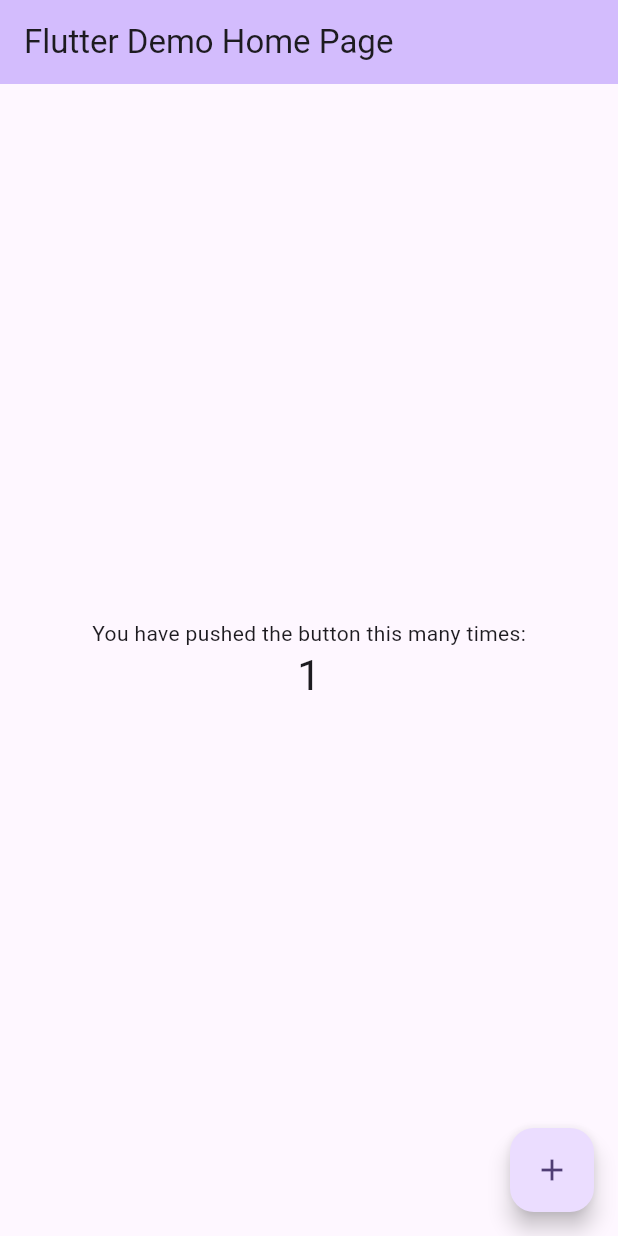
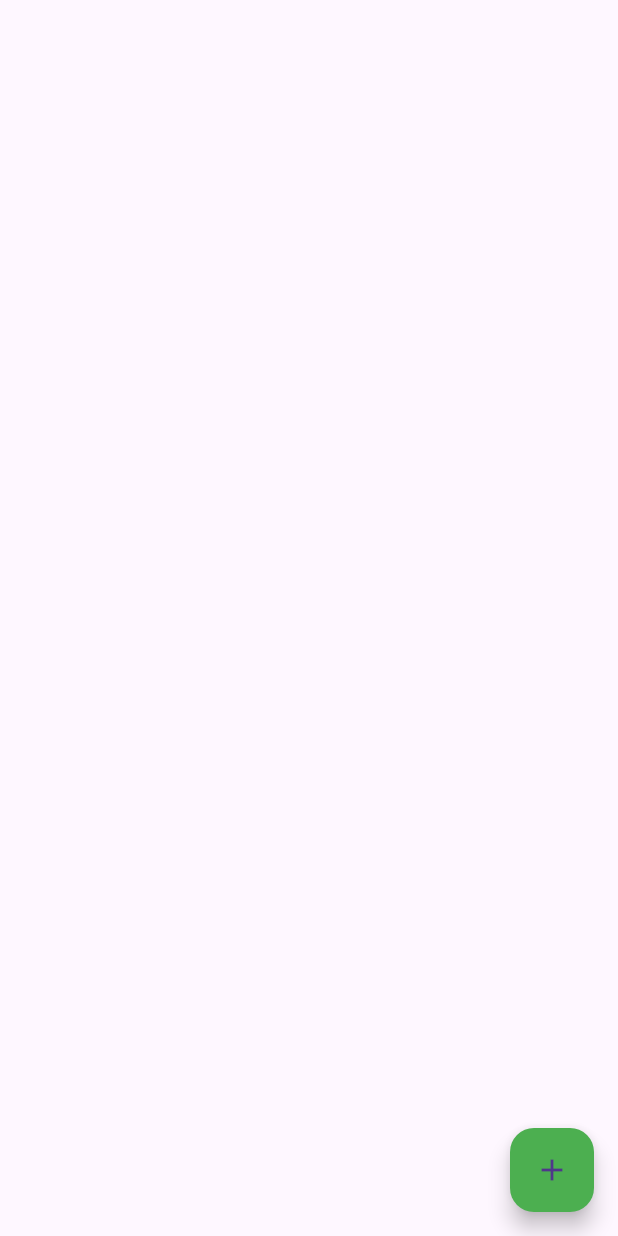
Before and after one commit to mheri613/TI3C-K4-PPM, a Flutter app: the screen it shows after launch, after a tap on the "add" icon, on a phone screen of 412 x 824 dp. Run offline on Flutter 3.47's test engine with Material 3 defaults, Android fonts, the light colour scheme and no system bars.

Commit message:
mulai membuat beranda

```diff
--- a/lib/main.dart
+++ b/lib/main.dart
@@ -1,125 +1,18 @@
 import 'package:flutter/material.dart';
+import 'package:ti3c_k4_ppm/pages/main_page.dart';
 
 void main() {
-  runApp(const MyApp());
+  runApp(MyApp());
 }
 
 class MyApp extends StatelessWidget {
   const MyApp({super.key});
 
-  // This widget is the root of your application.
   @override
   Widget build(BuildContext context) {
     return MaterialApp(
-      title: 'Flutter Demo',
-      theme: ThemeData(
-        // This is the theme of your application.
-        //
-        // TRY THIS: Try running your application with "flutter run". You'll see
-        // the application has a purple toolbar. Then, without quitting the app,
-        // try changing the seedColor in the colorScheme below to Colors.green
-        // and then invoke "hot reload" (save your changes or press the "hot
-        // reload" button in a Flutter-supported IDE, or press "r" if you used
-        // the command line to start the app).
-        //
-        // Notice that the counter didn't reset back to zero; the application
-        // state is not lost during the reload. To reset the state, use hot
-        // restart instead.
-        //
-        // This works for code too, not just values: Most code changes can be
-        // tested with just a hot reload.
-        colorScheme: ColorScheme.fromSeed(seedColor: Colors.deepPurple),
-        useMaterial3: true,
-      ),
-      home: const MyHomePage(title: 'Flutter Demo Home Page'),
-    );
+      home: MainPage(),
+      theme: ThemeData(primarySwatch: Colors.green),
+      );
   }
 }
-
-class MyHomePage extends StatefulWidget {
-  const MyHomePage({super.key, required this.title});
-
-  // This widget is the home page of your application. It is stateful, meaning
-  // that it has a State object (defined below) that contains fields that affect
-  // how it looks.
-
-  // This class is the configuration for the state. It holds the values (in this
-  // case the title) provided by the parent (in this case the App widget) and
-  // used by the build method of the State. Fields in a Widget subclass are
-  // always marked "final".
-
-  final String title;
-
-  @override
-  State<MyHomePage> createState() => _MyHomePageState();
-}
-
-class _MyHomePageState extends State<MyHomePage> {
-  int _counter = 0;
-
-  void _incrementCounter() {
-    setState(() {
-      // This call to setState tells the Flutter framework that something has
-      // changed in this State, which causes it to rerun the build method below
-      // so that the display can reflect the updated values. If we changed
-      // _counter without calling setState(), then the build method would not be
-      // called again, and so nothing would appear to happen.
-      _counter++;
-    });
-  }
-
-  @override
-  Widget build(BuildContext context) {
-    // This method is rerun every time setState is called, for instance as done
-    // by the _incrementCounter method above.
-    //
-    // The Flutter framework has been optimized to make rerunning build methods
-    // fast, so that you can just rebuild anything that needs updating rather
-    // than having to individually change instances of widgets.
-    return Scaffold(
-      appBar: AppBar(
-        // TRY THIS: Try changing the color here to a specific color (to
-        // Colors.amber, perhaps?) and trigger a hot reload to see the AppBar
-        // change color while the other colors stay the same.
-        backgroundColor: Theme.of(context).colorScheme.inversePrimary,
-        // Here we take the value from the MyHomePage object that was created by
-        // the App.build method, and use it to set our appbar title.
-        title: Text(widget.title),
-      ),
-      body: Center(
-        // Center is a layout widget. It takes a single child and positions it
-        // in the middle of the parent.
-        child: Column(
-          // Column is also a layout widget. It takes a list of children and
-          // arranges them vertically. By default, it sizes itself to fit its
-          // children horizontally, and tries to be as tall as its parent.
-          //
-          // Column has various properties to control how it sizes itself and
-          // how it positions its children. Here we use mainAxisAlignment to
-          // center the children vertically; the main axis here is the vertical
-          // axis because Columns are vertical (the cross axis would be
-          // horizontal).
-          //
-          // TRY THIS: Invoke "debug painting" (choose the "Toggle Debug Paint"
-          // action in the IDE, or press "p" in the console), to see the
-          // wireframe for each widget.
-          mainAxisAlignment: MainAxisAlignment.center,
-          children: <Widget>[
-            const Text(
-              'You have pushed the button this many times:',
-            ),
-            Text(
-              '$_counter',
-              style: Theme.of(context).textTheme.headlineMedium,
-            ),
-          ],
-        ),
-      ),
-      floatingActionButton: FloatingActionButton(
-        onPressed: _incrementCounter,
-        tooltip: 'Increment',
-        child: const Icon(Icons.add),
-      ), // This trailing comma makes auto-formatting nicer for build methods.
-    );
-  }
-}
--- /dev/null
+++ b/lib/pages/main_page.dart
@@ -0,0 +1,21 @@
+import 'package:flutter/material.dart';
+
+class MainPage extends StatefulWidget {
+  const MainPage({super.key});
+
+  @override
+  State<MainPage> createState() => _MainPageState();
+}
+
+class _MainPageState extends State<MainPage> {
+  @override
+  Widget build(BuildContext context) {
+    return Scaffold(
+      floatingActionButton: FloatingActionButton(
+        onPressed: (){},
+        backgroundColor: Colors.green,
+        child: Icon(Icons.add),
+        ),
+    );
+  }
+}
```
